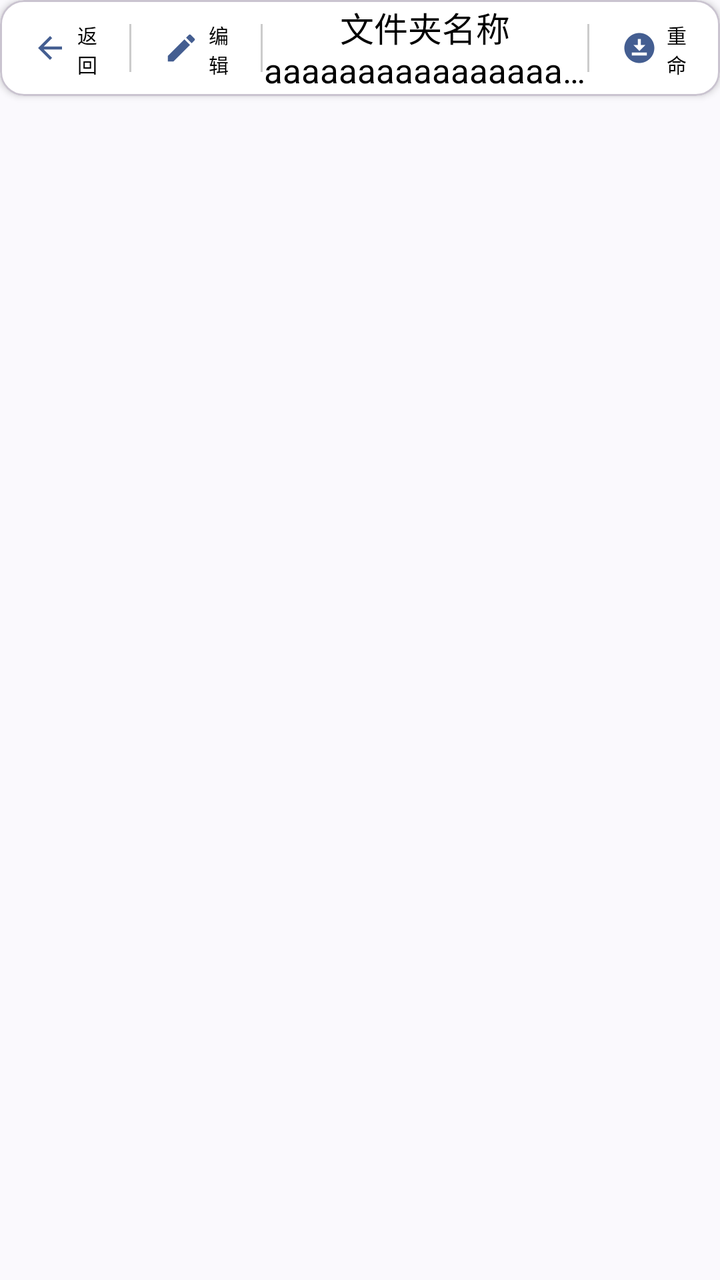
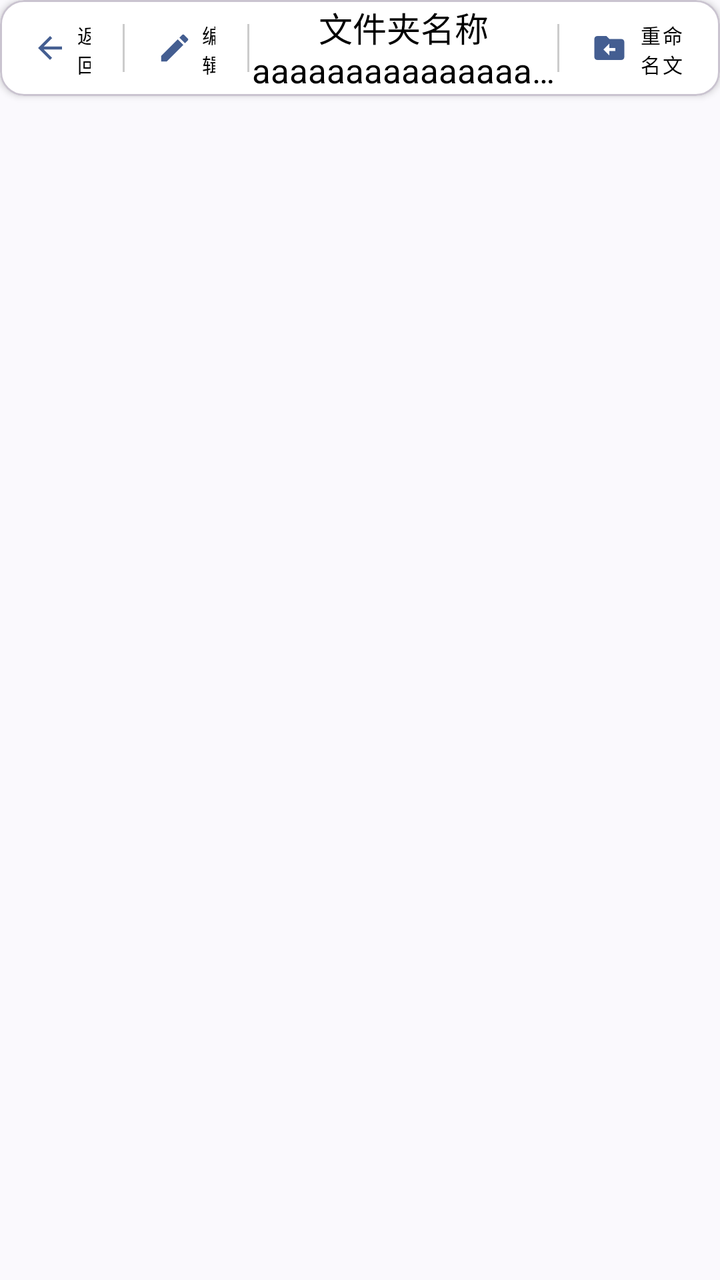

Two renders of the same Android screen: before a commit and after it. Below are the layout's source before the change and the commit's diff.
<!-- AndroidManifest.xml: application theme Theme.EBookReader -->
<!-- res/layout/bookshelf_topbar_icd.xml -->
<?xml version="1.0" encoding="utf-8"?>
<androidx.constraintlayout.widget.ConstraintLayout
    xmlns:android="http://schemas.android.com/apk/res/android"
    xmlns:app="http://schemas.android.com/apk/res-auto"
    android:layout_width="match_parent"
    android:layout_height="match_parent">
    <com.google.android.material.card.MaterialCardView
        android:layout_width="match_parent"
        android:layout_height="48dp"
        android:id="@+id/BookShelf_TopBar_Total"
        app:layout_constraintTop_toTopOf="parent"
        app:cardElevation="2dp"
        app:cardBackgroundColor="@android:color/white">
        
        <LinearLayout
            android:id="@+id/Default_TopBar"
            android:visibility="gone"
            android:layout_width="match_parent"
            android:layout_height="match_parent"
            android:orientation="horizontal"
            android:gravity="center_vertical">
        <com.google.android.material.button.MaterialButton
        android:id="@+id/BookShelf_Edit_BTN"
        style="@style/ActionButton"
        android:layout_width="wrap_content"
        android:layout_height="match_parent"
        android:text="编辑"
        app:icon="@drawable/ic_edit"
        app:iconSize="18dp" />

    <View
        android:layout_width="1dp"
        android:layout_height="24dp"
        android:background="@color/divider" />
    <com.google.android.material.button.MaterialButton
        android:id="@+id/Bookshelf_NewFolder_BTN"
        style="@style/ActionButton"
        android:text="新建文件夹"
        android:layout_width="wrap_content"
        android:layout_height="match_parent"
        app:icon="@drawable/baseline_create_new_folder_24"
        app:iconSize="18dp" />
    <View
        android:layout_width="1dp"
        android:layout_height="24dp"
        android:background="@color/divider" />
    <com.google.android.material.button.MaterialButton
        android:id="@+id/Bookshelf_BookImport_BTN"
        style="@style/ActionButton"
        android:text="导入本地图书"
        android:layout_width="wrap_content"
        android:layout_height="match_parent"
        app:icon="@drawable/baseline_download_for_offline_24"
        app:iconSize="18dp" />

</LinearLayout>
        
        <LinearLayout
            android:id="@+id/EditModule_TopBar"
            android:visibility="gone"
            android:layout_width="match_parent"
            android:layout_height="match_parent"
            android:orientation="horizontal"
            android:gravity="center_vertical">
            <com.google.android.material.button.MaterialButton
                android:id="@+id/BookShelf_AllSelect_BTN"
                style="@style/ActionButton"
                android:layout_width="wrap_content"
                android:layout_height="match_parent"
                android:text="全选"
                app:iconSize="18dp" />

            <View
                android:layout_width="1dp"
                android:layout_height="24dp"
                android:background="@color/divider" />
            <com.google.android.material.button.MaterialButton
                android:id="@+id/Bookshelf_CancelSelect_BTN"
                style="@style/ActionButton"
                android:text="取消选择"
                android:layout_width="wrap_content"
                android:layout_height="match_parent"
                app:icon="@drawable/baseline_create_new_folder_24"
                app:iconSize="18dp" />
            <View
                android:layout_width="1dp"
                android:layout_height="24dp"
                android:background="@color/divider" />
            <com.google.android.material.button.MaterialButton
                android:id="@+id/Bookshelf_AllDown_BTN"
                style="@style/ActionButton"
                android:text="完成"
                android:layout_width="wrap_content"
                android:layout_height="match_parent"
                app:icon="@drawable/baseline_download_for_offline_24"
                app:iconSize="18dp" />

        </LinearLayout>
        
        <LinearLayout
            android:id="@+id/InFolder_TopBar"
            android:visibility="visible"
            android:layout_width="match_parent"
            android:layout_height="match_parent"
            android:orientation="horizontal"
            android:gravity="center_vertical">
            <com.google.android.material.button.MaterialButton
                android:id="@+id/Bookshelf_BackToDefault_BTN"
                style="@style/ActionButton"
                android:layout_width="0dp"
                android:layout_weight="1"
                android:layout_height="match_parent"
                android:text="返回"
                app:icon="@drawable/baseline_arrow_back_24"
                app:iconSize="18dp" />
            <View
                android:layout_width="1dp"
                android:layout_height="24dp"
                android:background="@color/divider" />
            <com.google.android.material.button.MaterialButton
                android:id="@+id/BookShelf_EditInFolder_BTN"
                style="@style/ActionButton"
                android:layout_width="0dp"
                android:layout_weight="1"
                android:layout_height="match_parent"
                android:text="编辑"
                app:icon="@drawable/ic_edit"
                app:iconSize="18dp" />

            <View
                android:layout_width="1dp"
                android:layout_height="24dp"
                android:background="@color/divider" />
            <TextView
                android:layout_width="0dp"
                android:layout_weight="2.5"
                android:layout_height="wrap_content"
                android:text="文件夹名称aaaaaaaaaaaaaaaaaaaaaaaaaa"
                android:ellipsize="end"
                android:maxLines="2"
                android:textSize="17sp"
                android:textColor="@color/black"
                android:gravity="center"
                />
            <View
                android:layout_width="1dp"
                android:layout_height="24dp"
                android:background="@color/divider" />
            <com.google.android.material.button.MaterialButton
                android:id="@+id/BookShelf_RenameFolderInFolder_BTN"
                style="@style/ActionButton"
                android:text="重命名文件夹"
                android:layout_width="0dp"
                android:layout_weight="1"
                android:layout_height="match_parent"
                app:icon="@drawable/baseline_download_for_offline_24"
                app:iconSize="18dp" />

        </LinearLayout>

    </com.google.android.material.card.MaterialCardView>

</androidx.constraintlayout.widget.ConstraintLayout>
<!-- resources referenced by this layout -->
<resources>
  <color name="black">#FF000000</color>
  <color name="divider">#33000000</color>
  <!-- drawable baseline_arrow_back_24 (drawable) -->
  <vector xmlns:android="http://schemas.android.com/apk/res/android" android:autoMirrored="true" android:height="24dp" android:tint="#000000" android:viewportHeight="24" android:viewportWidth="24" android:width="24dp">
        
      <path android:fillColor="@android:color/white" android:pathData="M20,11H7.83l5.59,-5.59L12,4l-8,8 8,8 1.41,-1.41L7.83,13H20v-2z"/>
      
  </vector>
  <!-- drawable baseline_create_new_folder_24 (drawable) -->
  <vector xmlns:android="http://schemas.android.com/apk/res/android" android:height="24dp" android:tint="#000000" android:viewportHeight="24" android:viewportWidth="24" android:width="24dp">
        
      <path android:fillColor="@android:color/white" android:pathData="M20,6h-8l-2,-2L4,4c-1.11,0 -1.99,0.89 -1.99,2L2,18c0,1.11 0.89,2 2,2h16c1.11,0 2,-0.89 2,-2L22,8c0,-1.11 -0.89,-2 -2,-2zM19,14h-3v3h-2v-3h-3v-2h3L14,9h2v3h3v2z"/>
      
  </vector>
  <!-- drawable baseline_download_for_offline_24 (drawable) -->
  <vector xmlns:android="http://schemas.android.com/apk/res/android" android:height="24dp" android:tint="#000000" android:viewportHeight="24" android:viewportWidth="24" android:width="24dp">
        
      <path android:fillColor="@android:color/white" android:pathData="M12,2C6.49,2 2,6.49 2,12s4.49,10 10,10s10,-4.49 10,-10S17.51,2 12,2zM11,10V6h2v4h3l-4,4l-4,-4H11zM17,17H7v-2h10V17z"/>
      
  </vector>
  <!-- drawable ic_edit (drawable) -->
  <vector xmlns:android="http://schemas.android.com/apk/res/android" android:height="24dp" android:tint="#000000" android:viewportHeight="24" android:viewportWidth="24" android:width="24dp">
        
      <path android:fillColor="@android:color/white" android:pathData="M3,17.25V21h3.75L17.81,9.94l-3.75,-3.75L3,17.25zM20.71,7.04c0.39,-0.39 0.39,-1.02 0,-1.41l-2.34,-2.34c-0.39,-0.39 -1.02,-0.39 -1.41,0l-1.83,1.83 3.75,3.75 1.83,-1.83z"/>
      
  </vector>
  <style name="ActionButton" parent="Widget.MaterialComponents.Button.OutlinedButton">
          <item name="android:layout_height">36dp</item>
          <item name="android:minWidth">64dp</item>
          <item name="cornerRadius">18dp</item>
          <item name="strokeColor">@color/white</item>
          <item name="strokeWidth">1dp</item>
          <item name="android:textColor">@color/black</item>
          <item name="android:textSize">10sp</item>
      </style>
  <style name="Theme.EBookReader" parent="Theme.Material3.DynamicColors.Light">
          <item name="windowActionBar">false</item>
          <item name="windowNoTitle">true</item>
          <item name="background">@color/black</item>
          <item name="android:colorButtonNormal">@color/grey</item>
      </style>
  <color name="white">#FFFFFFFF</color>
  <color name="grey">#FF808080</color>
</resources>

<!-- the commit's change to res/layout/bookshelf_topbar_icd.xml (unified diff, before → after) -->
@@ -126,12 +126,23 @@
                 android:text="编辑"
                 app:icon="@drawable/ic_edit"
                 app:iconSize="18dp" />
+            <com.google.android.material.button.MaterialButton
+                android:id="@+id/BookShelf_FinishInFolder_BTN"
+                style="@style/ActionButton"
+                android:visibility="gone"
+                android:layout_width="0dp"
+                android:layout_weight="1"
+                android:layout_height="match_parent"
+                android:text="完成"
+                app:icon="@drawable/baseline_download_for_offline_24"
+                app:iconSize="18dp" />
 
             <View
                 android:layout_width="1dp"
                 android:layout_height="24dp"
                 android:background="@color/divider" />
             <TextView
+                android:id="@+id/BookShelf_FolderName_TV"
                 android:layout_width="0dp"
                 android:layout_weight="2.5"
                 android:layout_height="wrap_content"
@@ -151,9 +162,9 @@
                 style="@style/ActionButton"
                 android:text="重命名文件夹"
                 android:layout_width="0dp"
-                android:layout_weight="1"
+                android:layout_weight="1.3"
                 android:layout_height="match_parent"
-                app:icon="@drawable/baseline_download_for_offline_24"
+                app:icon="@drawable/baseline_drive_file_move_rtl_24"
                 app:iconSize="18dp" />
 
         </LinearLayout>
<!-- resource entries referenced after the edit -->
@@ -18,6 +18,12 @@
   <vector xmlns:android="http://schemas.android.com/apk/res/android" android:height="24dp" android:tint="#000000" android:viewportHeight="24" android:viewportWidth="24" android:width="24dp">
         
       <path android:fillColor="@android:color/white" android:pathData="M12,2C6.49,2 2,6.49 2,12s4.49,10 10,10s10,-4.49 10,-10S17.51,2 12,2zM11,10V6h2v4h3l-4,4l-4,-4H11zM17,17H7v-2h10V17z"/>
+      
+  </vector>
+  <!-- drawable baseline_drive_file_move_rtl_24 (drawable) -->
+  <vector xmlns:android="http://schemas.android.com/apk/res/android" android:height="24dp" android:tint="#000000" android:viewportHeight="24" android:viewportWidth="24" android:width="24dp">
+        
+      <path android:fillColor="@android:color/white" android:pathData="M20,6h-8l-2,-2H4C2.9,4 2,4.9 2,6v12c0,1.1 0.9,2 2,2h16c1.1,0 2,-0.9 2,-2V8C22,6.9 21.1,6 20,6zM12,17l-4,-4l4,-4v3h4v2h-4V17z"/>
       
   </vector>
   <!-- drawable ic_edit (drawable) -->
